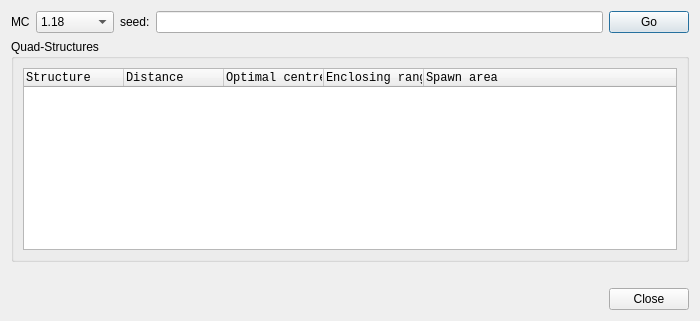
Qt form src/quadlistdialog.ui (The-Cat-Town-Craft/cubiomes-viewer) before a commit.
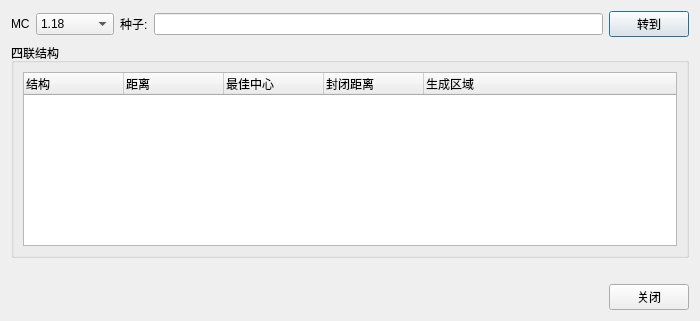
The same form after that commit. Icons and pictures are not drawn.

Commit message: 本地化 `四联结构搜索` 页面

```diff
--- a/src/quadlistdialog.ui
+++ b/src/quadlistdialog.ui
@@ -21,7 +21,7 @@
    <item row="1" column="0">
     <widget class="QGroupBox" name="groupBox_3">
      <property name="title">
-      <string>Quad-Structures</string>
+      <string>四联结构</string>
      </property>
      <layout class="QGridLayout" name="gridLayout_8">
       <item row="0" column="0">
@@ -57,57 +57,57 @@
         </attribute>
         <column>
          <property name="text">
-          <string>Structure</string>
+          <string>结构</string>
          </property>
          <property name="toolTip">
           <string>type of quad-structure</string>
          </property>
          <property name="textAlignment">
-          <set>AlignLeft|AlignVCenter</set>
+          <set>AlignLeading|AlignVCenter</set>
          </property>
         </column>
         <column>
          <property name="text">
-          <string>Distance</string>
+          <string>距离</string>
          </property>
          <property name="toolTip">
           <string>distance to origin</string>
          </property>
          <property name="textAlignment">
-          <set>AlignLeft|AlignVCenter</set>
+          <set>AlignLeading|AlignVCenter</set>
          </property>
         </column>
         <column>
          <property name="text">
-          <string>Optimal centre</string>
+          <string>最佳中心</string>
          </property>
          <property name="toolTip">
           <string>optimal AFK location</string>
          </property>
          <property name="textAlignment">
-          <set>AlignLeft|AlignVCenter</set>
+          <set>AlignLeading|AlignVCenter</set>
          </property>
         </column>
         <column>
          <property name="text">
-          <string>Enclosing range</string>
+          <string>封闭距离</string>
          </property>
          <property name="toolTip">
           <string>distance to furthest spawning space from optimal AFK position</string>
          </property>
          <property name="textAlignment">
-          <set>AlignLeft|AlignVCenter</set>
+          <set>AlignLeading|AlignVCenter</set>
          </property>
         </column>
         <column>
          <property name="text">
-          <string>Spawn area</string>
+          <string>生成区域</string>
          </property>
          <property name="toolTip">
           <string>horizontal bounding box area inside a 128 block range</string>
          </property>
          <property name="textAlignment">
-          <set>AlignLeft|AlignVCenter</set>
+          <set>AlignLeading|AlignVCenter</set>
          </property>
         </column>
        </widget>
@@ -130,7 +130,7 @@
         <string>Seed can be an integer or text. Leave empty for a random seed.</string>
        </property>
        <property name="text">
-        <string>seed:</string>
+        <string>种子:</string>
        </property>
       </widget>
      </item>
@@ -154,7 +154,7 @@
      <item row="0" column="4">
       <widget class="QPushButton" name="buttonGo">
        <property name="text">
-        <string>Go</string>
+        <string>转到</string>
        </property>
       </widget>
      </item>
@@ -277,7 +277,7 @@
    <item row="3" column="0" alignment="Qt::AlignRight">
     <widget class="QPushButton" name="buttonClose">
      <property name="text">
-      <string>Close</string>
+      <string>关闭</string>
      </property>
      <property name="icon">
       <iconset theme="window-close">
```
Left out of the diff: 5 changed lines with no effect on the pictures.
